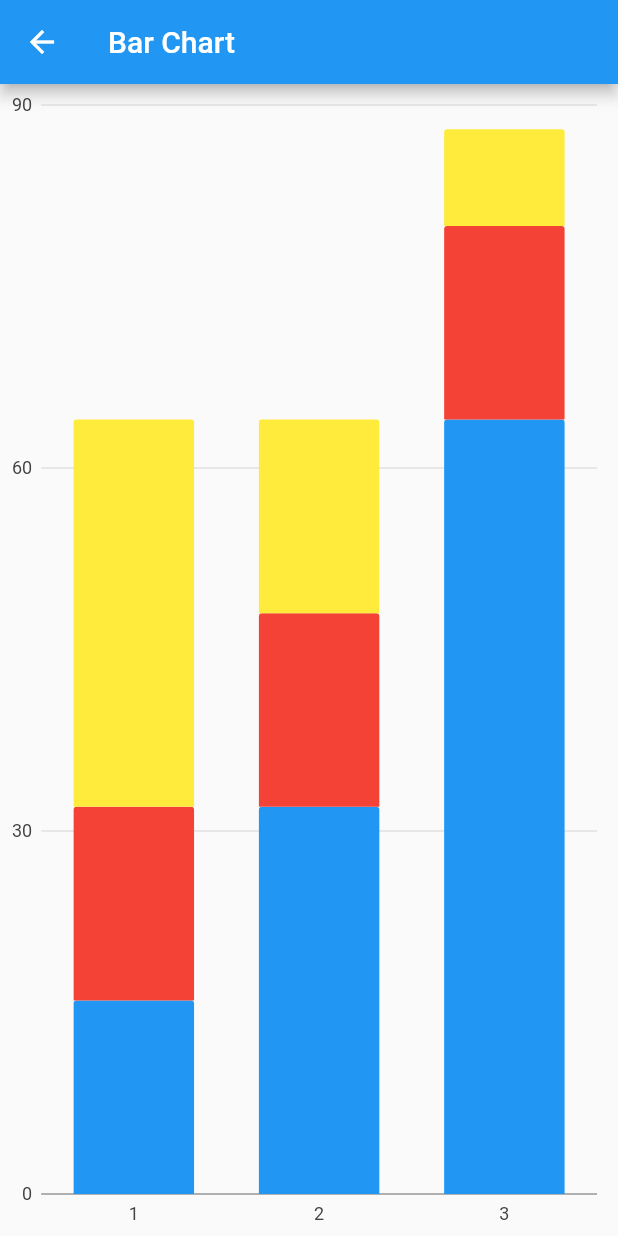
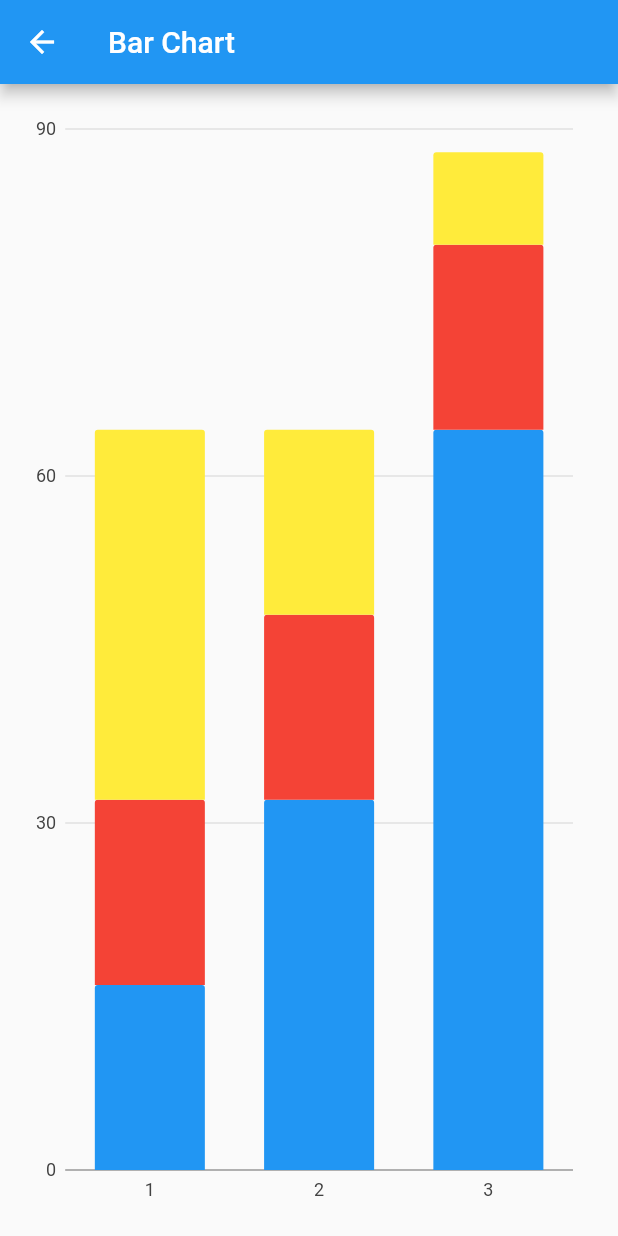
Before and after one commit to HazyFish/visualization-demo-flutter, a Flutter app: the BarChartPage screen opened directly, on a phone screen of 412 x 824 dp. Run offline on Flutter 3.47's test engine with Material 2 defaults, Android fonts, the phone set to English and light mode, and no system bars; our stand-ins replace charts_flutter.

Commit message:
Add padding to bar chart

```diff
--- a/lib/bar_chart_page.dart
+++ b/lib/bar_chart_page.dart
@@ -25,11 +25,13 @@ class BarChartPage extends StatelessWidget {
   @override
   Widget build(BuildContext context) {
     return Scaffold(
-      appBar: AppBar(
-        title: Text('Bar Chart'),
-      ),
-      body: BarChart(seriesList,
-          animate: true, barGroupingType: BarGroupingType.stacked),
-    );
+        appBar: AppBar(
+          title: Text('Bar Chart'),
+        ),
+        body: Padding(
+          padding: EdgeInsets.all(16),
+          child: BarChart(seriesList,
+              animate: true, barGroupingType: BarGroupingType.stacked),
+        ));
   }
 }
```
